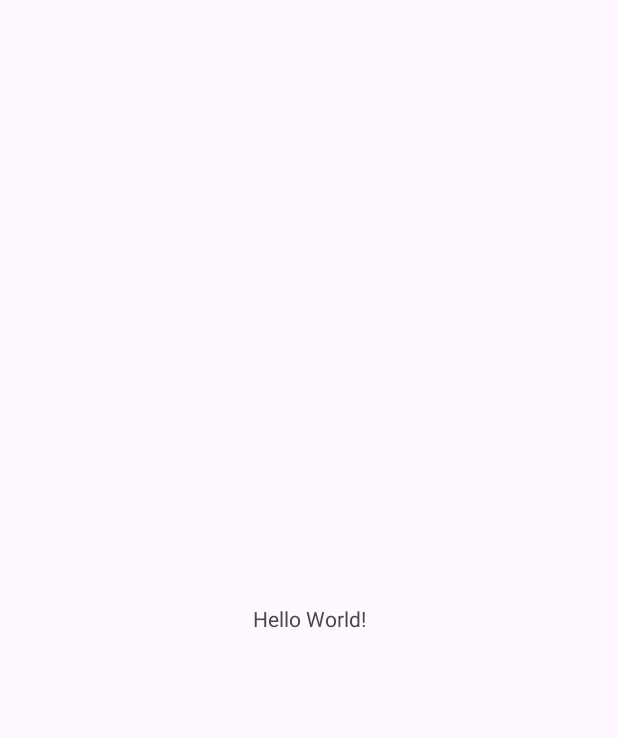
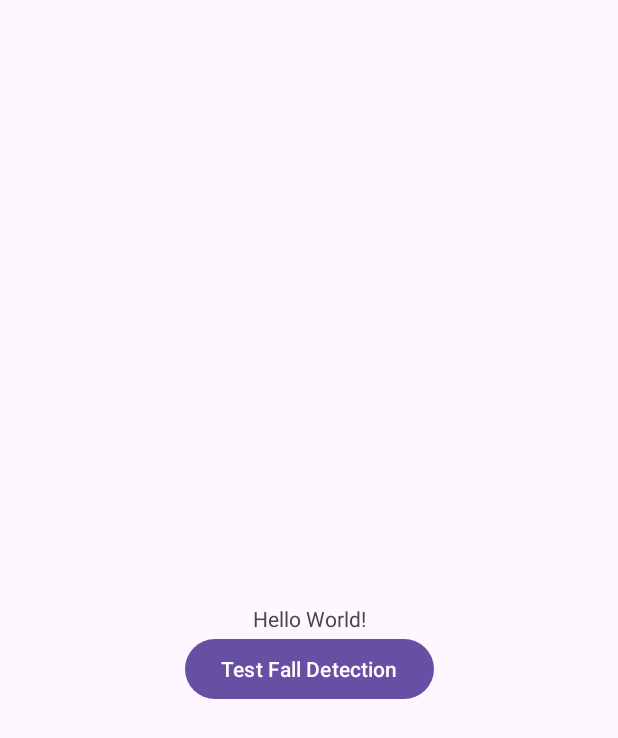
Before and after one commit to Matthew1219MT/ElderCare, an Android app: the screen it shows after launch (MainActivity), on a phone screen of 412 x 824 dp. Before the commit the part shown is almost empty. Shown: the top 738 px of the screen. Run offline under Robolectric (Android 15) with nearby library versions, the phone set to English and light mode, and no system bars.

Commit message:
Implemented Fall Detection Analog test on MainActivity

```diff
--- /dev/null
+++ b/app/src/main/res/drawable/dialog_fall_detect_bg.xml
@@ -0,0 +1,7 @@
+<?xml version="1.0" encoding="utf-8"?>
+<shape android:shape="rectangle" xmlns:android="http://schemas.android.com/apk/res/android">
+
+    <solid android:color="@color/white"/>
+    <corners android:radius="20dp"/>
+
+</shape>
--- a/app/src/main/res/layout/activity_main.xml
+++ b/app/src/main/res/layout/activity_main.xml
@@ -8,6 +8,7 @@
     tools:context=".MainActivity">
 
     <TextView
+        android:id="@+id/textView"
         android:layout_width="wrap_content"
         android:layout_height="wrap_content"
         android:text="Hello World!"
@@ -16,4 +17,14 @@
         app:layout_constraintStart_toStartOf="parent"
         app:layout_constraintTop_toTopOf="parent" />
 
+    <Button
+        android:id="@+id/test_fall_detect_btn"
+        android:layout_width="wrap_content"
+        android:layout_height="wrap_content"
+        android:text="Test Fall Detection"
+        app:layout_constraintEnd_toEndOf="parent"
+        app:layout_constraintStart_toStartOf="parent"
+        app:layout_constraintTop_toBottomOf="@+id/textView" />
+
+
 </androidx.constraintlayout.widget.ConstraintLayout>
--- a/app/src/main/res/layout/dialog_fall_detect.xml
+++ b/app/src/main/res/layout/dialog_fall_detect.xml
@@ -80,6 +80,7 @@
                 android:layout_weight="1"
                 android:layout_marginStart="12dp"
                 android:layout_marginEnd="12dp"
+                android:layout_marginBottom="24dp"
                 app:cornerRadius="4dp"
                 app:strokeColor="@color/black"
                 app:strokeWidth="2dp"/>
@@ -94,6 +95,7 @@
                 android:padding="2dp"
                 android:layout_marginStart="12dp"
                 android:layout_marginEnd="12dp"
+                android:layout_marginBottom="24dp"
                 android:layout_weight="1"
                 android:text="Confirm"
                 app:cornerRadius="4dp" />
```
Also changed, not shown: app/src/main/java/com/eldercare/eldercare/MainActivity.java (+38 -0 lines).
